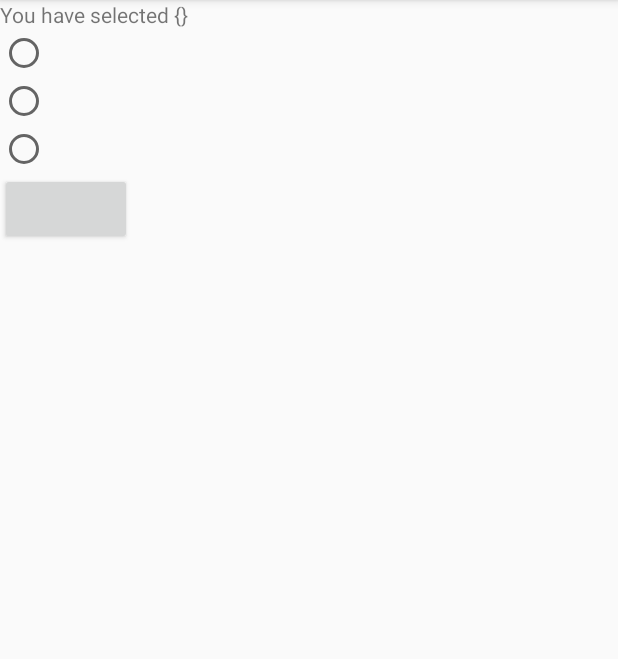
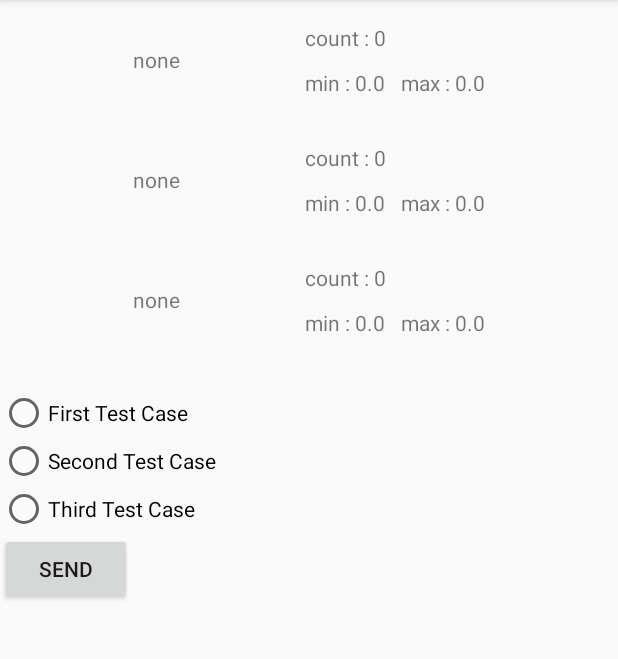
Before and after one commit to seunghwanly/des3776-01-application, an Android app: the screen it shows after launch (MainActivity), on a phone screen of 412 x 824 dp, the part 84-743 px from its top. Run offline under Robolectric (Android 15) with nearby library versions, the phone set to English and light mode, and no system bars; our stand-ins replace data binding.

Commit message:
created Viewmodel to interrupt user's task
viewmodel makes data observable

but this project needs to be refactored

```diff
--- /dev/null
+++ b/android/app/src/main/java/com/example/des3776/HypertensionViewModel.kt
@@ -0,0 +1,16 @@
+package com.example.des3776
+
+import androidx.lifecycle.MutableLiveData
+import androidx.lifecycle.ViewModel
+
+class HypertensionViewModel: ViewModel() {
+    var observableData: MutableLiveData<ArrayList<Hypertension>> = MutableLiveData<ArrayList<Hypertension>>()
+
+    init {
+        var hypertensionData = ArrayList<Hypertension>()
+        hypertensionData.add(Hypertension("none", 0, 0.0, 0.0))
+        hypertensionData.add(Hypertension("none", 0, 0.0, 0.0))
+        hypertensionData.add(Hypertension("none", 0, 0.0, 0.0))
+        observableData.postValue(hypertensionData)
+    }
+}
--- a/android/app/src/main/java/com/example/des3776/MainActivity.kt
+++ b/android/app/src/main/java/com/example/des3776/MainActivity.kt
@@ -3,35 +3,110 @@ package com.example.des3776
 import android.annotation.SuppressLint
 import androidx.appcompat.app.AppCompatActivity
 import android.os.Bundle
+import android.util.Log
 import android.view.View
-import android.widget.Button
-import android.widget.RadioButton
-import android.widget.RadioGroup
-import android.widget.TextView
+import android.widget.*
+import androidx.databinding.DataBindingUtil
+import androidx.lifecycle.MutableLiveData
+import androidx.lifecycle.Observer
+import androidx.lifecycle.ViewModelProviders
+import androidx.recyclerview.widget.LinearLayoutManager
+import com.example.des3776.databinding.ActivityMainBinding
+import com.google.gson.JsonObject
+import retrofit2.*
+import retrofit2.converter.gson.GsonConverterFactory
 
 class MainActivity : AppCompatActivity() {
-
+    private lateinit var binding: ActivityMainBinding
+    private lateinit var viewmodel: HypertensionViewModel
     private var selectedIndex: Int = 1
 
     @SuppressLint("SetTextI18n")
     override fun onCreate(savedInstanceState: Bundle?) {
         super.onCreate(savedInstanceState)
-        setContentView(R.layout.activity_main)
+        // Data binding
+        binding = DataBindingUtil.setContentView(this, R.layout.activity_main)
+        viewmodel = ViewModelProviders.of(this).get(HypertensionViewModel::class.java)
+        binding.activity = this@MainActivity
+        setRecyclerView()
+
+        // link to Observer
+        val dataObserver: Observer<ArrayList<Hypertension>> =
+            Observer { observableData ->
+                val newAdapter = HypertensionAdapter(this)
+                newAdapter.data = observableData
+                binding.genoRecyclerview.adapter = newAdapter
+                Log.d("Observer", "looking ggod")
+            }
+        viewmodel.observableData.observe(this, dataObserver)
 
         val reqText: TextView = findViewById(R.id.desc_text)
         val radioGroup: RadioGroup = findViewById(R.id.radio_group)
+        val radio1: RadioButton = findViewById(R.id.radio_1)
+        val radio2: RadioButton = findViewById(R.id.radio_2)
+        val radio3: RadioButton = findViewById(R.id.radio_3)
         val reqBtn: Button = findViewById(R.id.req_btn)
 
         // set attributes
-        reqText.text = "You have selected {} "
-        radioGroup.setOnCheckedChangeListener(RadioGroup.OnCheckedChangeListener{ radioGroup, index ->
-            reqText.text = "You have selected " + (index + 1).toString() + " test case"
-            selectedIndex = (index + 1)
+        radioGroup.setOnCheckedChangeListener { radioGroup, index ->
+            when (index) {
+                R.id.radio_1 -> selectedIndex = 1
+                R.id.radio_2 -> selectedIndex = 2
+                R.id.radio_3 -> selectedIndex = 3
+            }
+            reqText.text = "You have selected " + selectedIndex.toString()
+        }
+        radio1.text = "First Test Case"
+        radio2.text = "Second Test Case"
+        radio3.text = "Third Test Case"
+        reqBtn.text = "Send"
+    }
+
+    private fun setRecyclerView() {
+        val hypertensionAdapter = HypertensionAdapter(this)
+        binding.genoRecyclerview.layoutManager = LinearLayoutManager(this)
+        binding.genoRecyclerview.adapter = hypertensionAdapter
+        hypertensionAdapter.notifyDataSetChanged()
+    }
+
+    fun getEvaluationOfSelectedTestCase(view: View) {
+
+        val baseURL = "http://10.0.2.2:5000/"
+        // use Retrofit to create request
+        val retrofit =
+            Retrofit.Builder().baseUrl(baseURL).addConverterFactory(GsonConverterFactory.create())
+                .build()
+        val api = retrofit.create(HyperTensionAPI::class.java)
+        val callGetEvaluation = api.getEvaluation(selectedIndex)
+
+        callGetEvaluation.enqueue(object : Callback<JsonObject> {
+            override fun onResponse(
+                call: Call<JsonObject>,
+                response: Response<JsonObject>
+            ) {
+                val results = response.body()?.getAsJsonArray("result")
+
+                if (results != null) {
+                    val parsedHypertensions: MutableList<Hypertension> = mutableListOf()
+                    for (res in results) {
+                        val resObject = res.asJsonObject
+                        val name = resObject.get("name").asString
+                        val count = resObject.get("cnt").asInt
+                        val maxP = resObject.get("max_p").asDouble
+                        val minP = resObject.get("min_p").asDouble
+                        // save to list
+                        val item = Hypertension(name, count, maxP, minP)
+                        parsedHypertensions.add(item)
+                    }
+                    Log.d("getEvaluationOfSelectedTestCase", parsedHypertensions.toString())
+                    viewmodel.observableData.postValue(parsedHypertensions as ArrayList<Hypertension>?)
+                }
+                Log.d("onRequest", "success ${results.toString()}")
+            }
+
+            override fun onFailure(call: Call<JsonObject>, t: Throwable) {
+                Log.d("onRequest", "failed $t")
+            }
         })
-        reqBtn.setOnClickListener {  }
-
-    }
-    private fun getEvaluationOfSelectedTestCase() {
-
     }
 }
```
